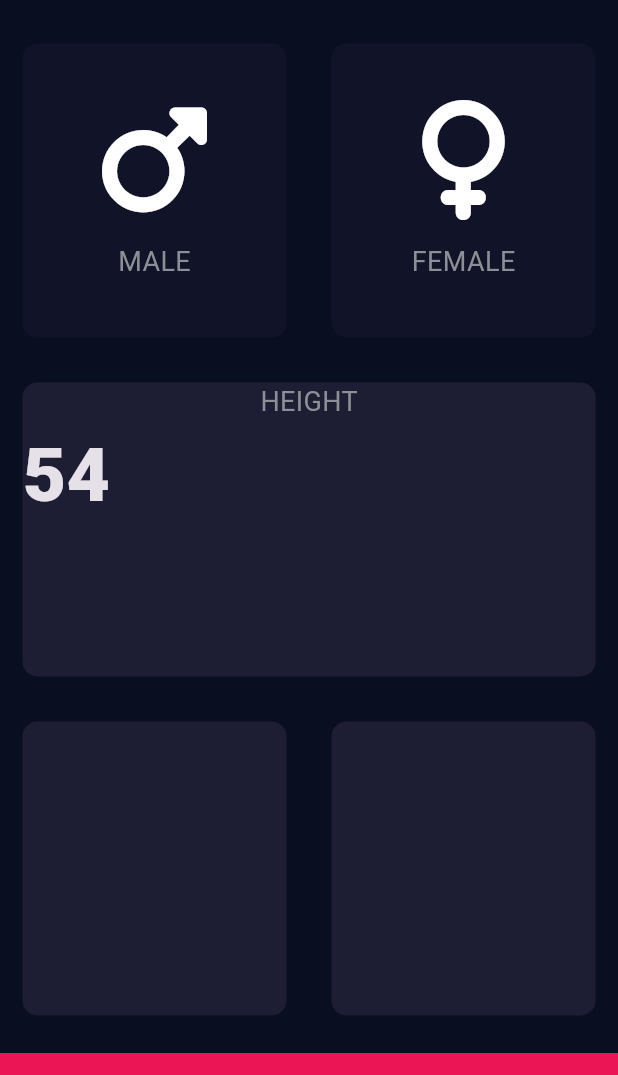
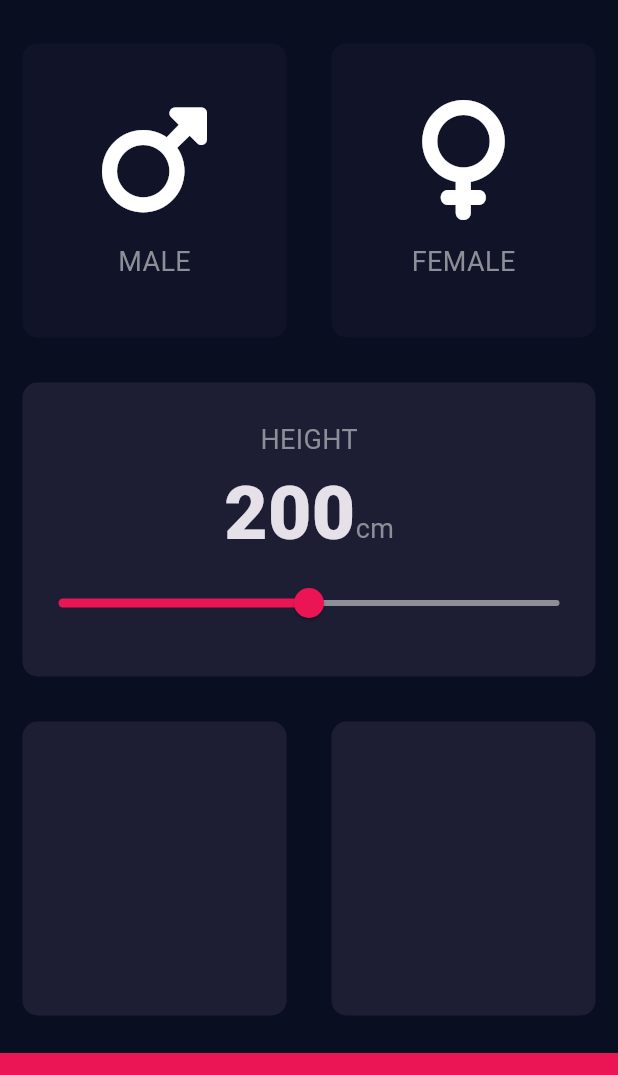
Before and after one commit to Haldiant/bmi_calculator_flutter, a Flutter app: the screen it shows after launch, on a phone screen of 412 x 824 dp, the part 63-1138 px from its top. Run offline on Flutter 3.47's test engine with Material 3 defaults, Android fonts, the phone set to English and light mode, and no system bars; our stand-ins replace font_awesome_flutter.

```diff
--- a/lib/input_page.dart
+++ b/lib/input_page.dart
@@ -18,6 +18,7 @@ class InputPage extends StatefulWidget {
 
 class _InputPageState extends State<InputPage> {
   Gender? selectedGender;
+  int height = 200;
 
   @override
   Widget build(BuildContext context) {
@@ -66,23 +67,42 @@ class _InputPageState extends State<InputPage> {
               ],
             ),
           ),
-          const Expanded(
+          Expanded(
             child: ReusableCard(
               colour: kActiveCardColor,
               cardChild: Column(
+                mainAxisAlignment: MainAxisAlignment.center,
                 children: [
-                  Text(
+                  const Text(
                     'HEIGHT',
                     style: kLabelTextStyle,
                   ),
                   Row(
+                    mainAxisAlignment: MainAxisAlignment.center,
+                    crossAxisAlignment: CrossAxisAlignment.baseline,
+                    textBaseline: TextBaseline.alphabetic,
                     children: [
                       Text(
-                        '54',
+                        height.toString(),
                         style: kLabelNumberStyle,
+                      ),
+                      const Text(
+                        'cm',
+                        style: kLabelTextStyle,
                       )
                     ],
-                  )
+                  ),
+                  Slider(
+                      value: height.toDouble(),
+                      min: 100.0,
+                      max: 300.0,
+                      activeColor: const Color(0xFFEB1555),
+                      inactiveColor: const Color(0xFF8D8E98),
+                      onChanged: (double newValue) {
+                        setState(() {
+                          height = newValue.round();
+                        });
+                      })
                 ],
               ),
             ),
```
